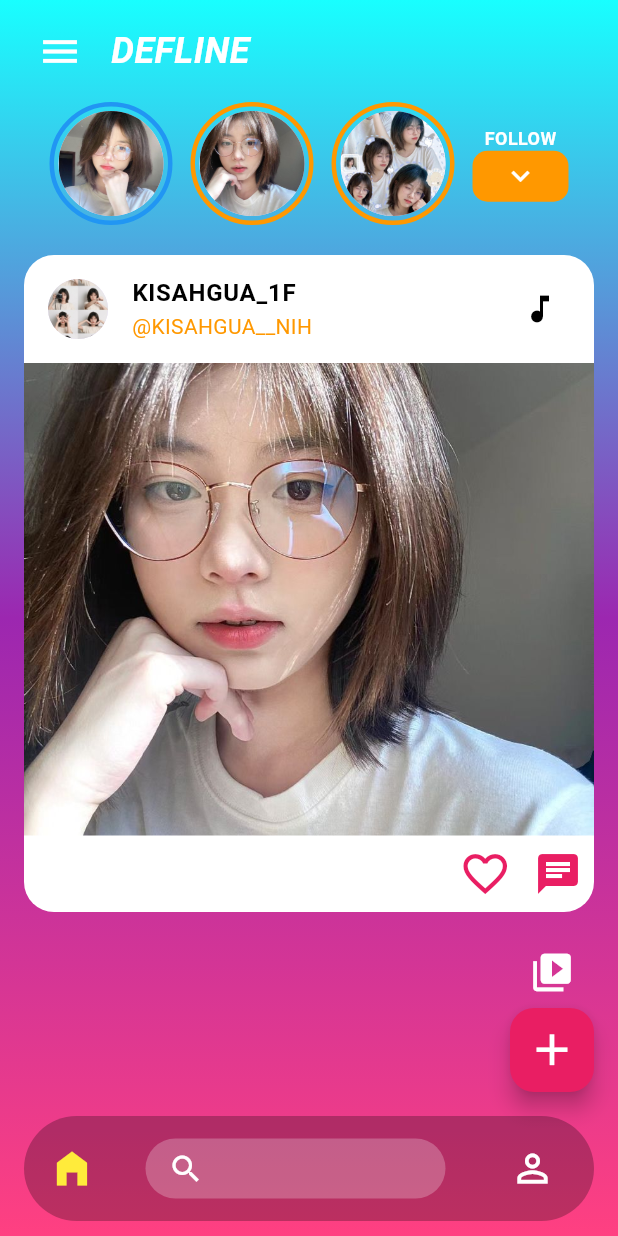
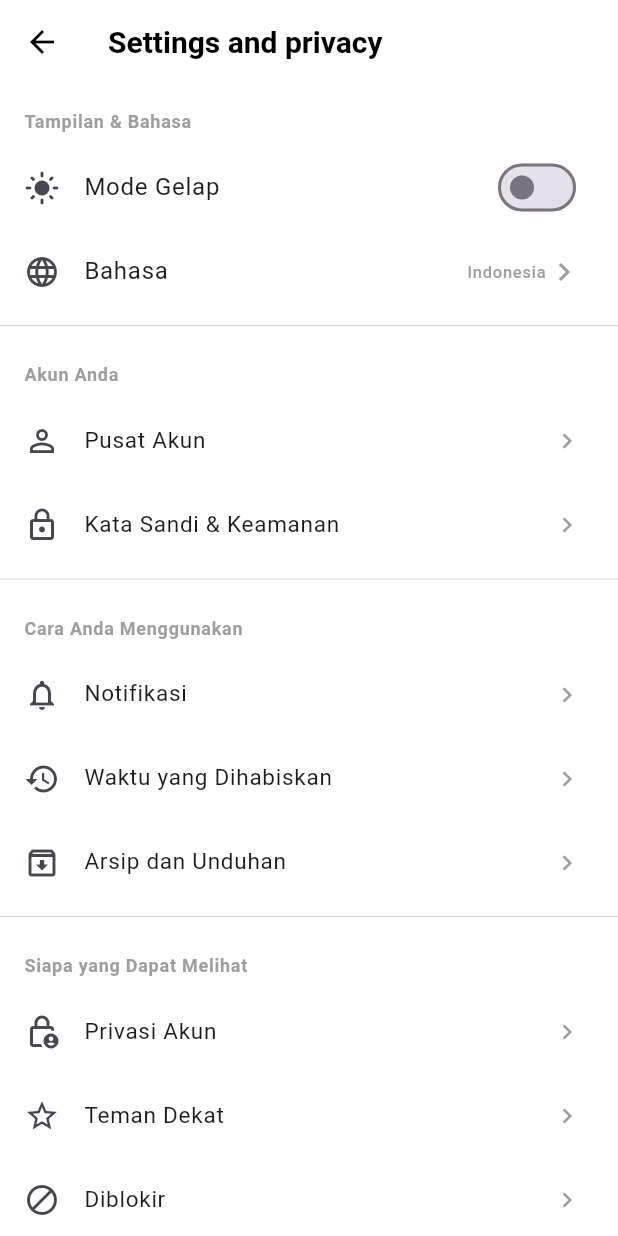
Before and after one commit to devdeflinenabila/defuline_appfinal, a Flutter app: the RealssPage screen opened directly, after a tap on the "menu" icon, after a tap on "SETTINGS", on a phone screen of 412 x 824 dp. Run offline on Flutter 3.47's test engine with Material 3 defaults, Android fonts, the phone set to English and light mode, and no system bars.

Commit message:
menambah setting dan dll

```diff
--- a/lib/main.dart
+++ b/lib/main.dart
@@ -1,5 +1,3 @@
-import 'package:defuline_app/pages/homepage.dart' show DeflineDashboard;
-import 'package:defuline_app/pages/profilpage.dart';
 import 'package:defuline_app/pages/splesscreen.dart';
 import 'package:flutter/material.dart';
 
--- a/lib/pages/homepage.dart
+++ b/lib/pages/homepage.dart
@@ -1,5 +1,7 @@
 import 'package:defuline_app/pages/profilpage.dart';
 import 'package:defuline_app/pages/realss_page.dart';
+import 'package:defuline_app/pages/search.dart';
+import 'package:defuline_app/pages/settinggs.dart';
 import 'package:flutter/material.dart';
 
 class DeflineDashboard extends StatefulWidget {
@@ -26,22 +28,54 @@ class _DeflineDashboardState extends State<DeflineDashboard> {
         height: 400,
         child: Column(
           children: [
-            Container(width: 50, height: 5, decoration: BoxDecoration(color: Colors.grey[300], borderRadius: BorderRadius.circular(10))),
+            Container(
+              width: 50,
+              height: 5,
+              decoration: BoxDecoration(
+                color: Colors.grey[300],
+                borderRadius: BorderRadius.circular(10),
+              ),
+            ),
             const SizedBox(height: 20),
-            const Text("Komentar", style: TextStyle(color: Colors.black, fontSize: 18, fontWeight: FontWeight.bold)),
+            const Text(
+              "Komentar",
+              style: TextStyle(
+                color: Colors.black,
+                fontSize: 18,
+                fontWeight: FontWeight.bold,
+              ),
+            ),
             const Divider(),
             Expanded(
               child: ListView(
                 children: const [
                   ListTile(
                     leading: CircleAvatar(backgroundColor: Colors.blue),
-                    title: Text("User_A", style: TextStyle(color: Colors.black, fontWeight: FontWeight.bold)),
-                    subtitle: Text("Keren banget fotonya!", style: TextStyle(color: Colors.black54)),
+                    title: Text(
+                      "User_A",
+                      style: TextStyle(
+                        color: Colors.black,
+                        fontWeight: FontWeight.bold,
+                      ),
+                    ),
+                    subtitle: Text(
+                      "Keren banget fotonya!",
+                      style: TextStyle(color: Colors.black54),
+                    ),
                   ),
                   ListTile(
                     leading: CircleAvatar(backgroundColor: Colors.green),
-                    title: Text("User_B", style: TextStyle(color: Colors.black, fontWeight: FontWeight.bold)),
-                    subtitle: Text("Lagi dimana ini kak?", style: TextStyle(color: Colors.black54)),
+                    title: Text(
+                      "User_B",
+                      style: TextStyle(
+                        color: Colors.black,
+                        fontWeight: FontWeight.bold,
+                      ),
+                    ),
+                    subtitle: Text(
+                      "Lagi dimana ini kak?",
+                      style: TextStyle(color: Colors.black54),
+                    ),
                   ),
                 ],
               ),
@@ -62,15 +96,26 @@ class _DeflineDashboardState extends State<DeflineDashboard> {
           children: [
             const DrawerHeader(
               decoration: BoxDecoration(
-                gradient: LinearGradient(colors: [Colors.cyan, Colors.purple, Colors.pinkAccent]),
+                gradient: LinearGradient(
+                  colors: [Colors.cyan, Colors.purple, Colors.pinkAccent],
                 ),
-              child: Text('MENU', style: TextStyle(color: Colors.white, fontSize: 24)),
+              ),
+              child: Text(
+                'MENU',
+                style: TextStyle(color: Colors.white, fontSize: 24),
+              ),
             ),
             ListTile(
               leading: const Icon(Icons.settings),
               title: const Text('SETTINGS'),
-              onTap: () => Navigator.pop(context),
+              onTap: () {
+                Navigator.push(
+                  context,
+                  MaterialPageRoute(
+                    builder: (context) => SettingsApp(),
                   ),
+                );
+              }),
             ListTile(
               leading: const Icon(Icons.accessibility),
               title: const Text('ABOUT'),
@@ -86,7 +131,10 @@ class _DeflineDashboardState extends State<DeflineDashboard> {
               title: const Text('PRIVACY POLICY'),
               onTap: () {
                 Navigator.pop(context);
-                Navigator.push(context, MaterialPageRoute(builder: (context) => const ProfilePage()));
+                Navigator.push(
+                  context,
+                  MaterialPageRoute(builder: (context) => const Profilpage()),
+                );
               },
             ),
           ],
@@ -105,19 +153,33 @@ class _DeflineDashboardState extends State<DeflineDashboard> {
           child: Column(
             children: [
               Padding(
-                padding: const EdgeInsets.symmetric(horizontal: 16, vertical: 10),
+                padding: const EdgeInsets.symmetric(
+                  horizontal: 16,
+                  vertical: 10,
+                ),
                 child: Row(
                   children: [
                     IconButton(
-                      icon: const Icon(Icons.menu, size: 30, color: Colors.white),
+                      icon: const Icon(
+                        Icons.menu,
+                        size: 30,
+                        color: Colors.white,
+                      ),
                       onPressed: () => _scaffoldKey.currentState?.openDrawer(),
                     ),
                     const SizedBox(width: 10),
-                    const Text('DEFLINE', style: TextStyle(fontSize: 24, fontWeight: FontWeight.bold, fontStyle: FontStyle.italic, color: Colors.white)),
+                    const Text(
+                      'DEFLINE',
+                      style: TextStyle(
+                        fontSize: 24,
+                        fontWeight: FontWeight.bold,
+                        fontStyle: FontStyle.italic,
+                        color: Colors.white,
+                      ),
+                    ),
                   ],
                 ),
               ),
-
 
               SingleChildScrollView(
                 scrollDirection: Axis.horizontal,
@@ -137,21 +199,38 @@ class _DeflineDashboardState extends State<DeflineDashboard> {
               Expanded(
                 child: Container(
                   margin: const EdgeInsets.symmetric(horizontal: 16),
-                  decoration: BoxDecoration(color: Colors.white, borderRadius: BorderRadius.circular(20)),
+                  decoration: BoxDecoration(
+                    color: Colors.white,
+                    borderRadius: BorderRadius.circular(20),
+                  ),
                   child: Column(
                     children: [
                       const ListTile(
-                        leading: CircleAvatar(backgroundImage: AssetImage("asset/image/wls2.jpg")),
-                        title: Text("KISAHGUA_1F", style: TextStyle(color: Colors.black, fontWeight: FontWeight.bold)),
-                        subtitle: Text("@KISAHGUA__NIH", style: TextStyle(color: Colors.orange)),
+                        leading: CircleAvatar(
+                          backgroundImage: AssetImage("asset/image/wls2.jpg"),
+                        ),
+                        title: Text(
+                          "KISAHGUA_1F",
+                          style: TextStyle(
+                            color: Colors.black,
+                            fontWeight: FontWeight.bold,
+                          ),
+                        ),
+                        subtitle: Text(
+                          "@KISAHGUA__NIH",
+                          style: TextStyle(color: Colors.orange),
+                        ),
                         trailing: Icon(Icons.music_note, color: Colors.black),
                       ),
                       Expanded(
                         child: ClipRRect(
-                          child: Image.asset("asset/image/kisah2.jpg", fit: BoxFit.cover, width: double.infinity),
+                          child: Image.asset(
+                            "asset/image/kisah2.jpg",
+                            fit: BoxFit.cover,
+                            width: double.infinity,
                           ),
                         ),
-
+                      ),
 
                       Padding(
                         padding: const EdgeInsets.all(8.0),
@@ -165,7 +244,9 @@ class _DeflineDashboardState extends State<DeflineDashboard> {
                                 });
                               },
                               child: Icon(
-                                _isLiked ? Icons.favorite : Icons.favorite_border,
+                                _isLiked
+                                    ? Icons.favorite
+                                    : Icons.favorite_border,
                                 color: _isLiked ? Colors.red : Colors.pink,
                                 size: 35,
                               ),
@@ -174,7 +255,11 @@ class _DeflineDashboardState extends State<DeflineDashboard> {
 
                             GestureDetector(
                               onTap: _showComments,
-                              child: const Icon(Icons.chat, color: Colors.pink, size: 32),
+                              child: const Icon(
+                                Icons.chat,
+                                color: Colors.pink,
+                                size: 32,
+                              ),
                             ),
                           ],
                         ),
@@ -204,13 +289,31 @@ class _DeflineDashboardState extends State<DeflineDashboard> {
                 children: [
                   IconButton(
                     onPressed: () {
-                      Navigator.push(context, MaterialPageRoute(builder: (context) => const RealssPage()));
+                      Navigator.push(
+                        context,
+                        MaterialPageRoute(
+                          builder: (context) => const RealssPage(),
+                        ),
+                      );
                     },
-                    icon: const Icon(Icons.video_library, color: Colors.white, size: 30),
+                    icon: const Icon(
+                      Icons.video_library,
+                      color: Colors.white,
+                      size: 30,
                     ),
-                  FloatingActionButton(onPressed: () {
-                    Navigator.push(context, MaterialPageRoute(builder: (context) => const RealssPage()));
-                  }, backgroundColor: Colors.pink, child: const Icon(Icons.add, color: Colors.white, size: 35)),
+                  ),
+                  FloatingActionButton(
+                    onPressed: () {
+                      Navigator.push(
+                        context,
+                        MaterialPageRoute(
+                          builder: (context) => const RealssPage(),
+                        ),
+                      );
+                    },
+                    backgroundColor: Colors.pink,
+                    child: const Icon(Icons.add, color: Colors.white, size: 35),
+                  ),
                 ],
               ),
             ],
@@ -234,18 +337,40 @@ class _DeflineDashboardState extends State<DeflineDashboard> {
                   color: Colors.white24,
                   borderRadius: BorderRadius.circular(20),
                 ),
-                  child: const Row(
+                child: Row(
                   children: [
-                      SizedBox(width: 15),
-                      Icon(Icons.search, color: Colors.white),
+                    IconButton(
+                      onPressed: () {
+                        Navigator.push(
+                          context,
+                          MaterialPageRoute(
+                            builder: (context) => SearchAccountPage(),
+                          ),
+                        );
+                      },
+                      icon: const Icon(
+                        Icons.search_rounded,
+                        color: Colors.white,
+                        size: 30,
+                      ),
+                    ),
                   ],
                 ),
               ),
               IconButton(
                 onPressed: () {
-                  Navigator.push(context, MaterialPageRoute(builder: (context) => const ProfilePage()));
+                  Navigator.push(
+                    context,
+                    MaterialPageRoute(
+                      builder: (context) => const Profilpage(),
+                    ),
+                  );
                 },
-                icon: const Icon(Icons.person_outline, color: Colors.white, size: 30),
+                icon: const Icon(
+                  Icons.person_outline,
+                  color: Colors.white,
+                  size: 30,
+                ),
               ),
             ],
           ),
@@ -260,22 +385,32 @@ class _DeflineDashboardState extends State<DeflineDashboard> {
       padding: const EdgeInsets.all(3),
       decoration: BoxDecoration(
         shape: BoxShape.circle,
-        border: Border.all(color: isViewed ? Colors.blue : Colors.orange, width: 3),
+        border: Border.all(
+          color: isViewed ? Colors.blue : Colors.orange,
+          width: 3,
         ),
-      child: CircleAvatar(
-        radius: 35,
-        backgroundImage: AssetImage(imagePath),
       ),
+      child: CircleAvatar(radius: 35, backgroundImage: AssetImage(imagePath)),
     );
   }
 
   Widget _buildFollowButton() {
     return Column(
       children: [
-        const Text("FOLLOW", style: TextStyle(fontWeight: FontWeight.bold, fontSize: 12, color: Colors.white)),
+        const Text(
+          "FOLLOW",
+          style: TextStyle(
+            fontWeight: FontWeight.bold,
+            fontSize: 12,
+            color: Colors.white,
+          ),
+        ),
         Container(
           padding: const EdgeInsets.symmetric(horizontal: 20, vertical: 5),
-          decoration: BoxDecoration(color: Colors.orange, borderRadius: BorderRadius.circular(10)),
+          decoration: BoxDecoration(
+            color: Colors.orange,
+            borderRadius: BorderRadius.circular(10),
+          ),
           child: const Icon(Icons.keyboard_arrow_down, color: Colors.white),
         ),
       ],
--- a/lib/pages/realss_page.dart
+++ b/lib/pages/realss_page.dart
@@ -1,5 +1,6 @@
 import 'package:defuline_app/pages/homepage.dart';
-import 'package:defuline_app/pages/profilpage.dart' show ProfilePage;
+import 'package:defuline_app/pages/profilpage.dart' show ProfilePage, Profilpage;
+import 'package:defuline_app/pages/search.dart';
 import 'package:flutter/material.dart';
 
 // Pastikan file ini ada di project kamu, jika belum ada silakan buat atau sesuaikan namanya
@@ -216,43 +217,36 @@ class _RealssPageState extends State<RealssPage> {
                           );
                         },
                         icon: const Icon(
-                          Icons.home,
+                          Icons.home_filled,
                           color: Colors.white,
                           size: 28,
                         ),
                       ),
-
-                      // TOMBOL SEARCH DENGAN IKON DI KIRI & TEKS DI TENGAH
-                      GestureDetector(
-                        onTap: () {
-                          // Aksi pencarian
-                        },
-                        child: Container(
-                          width: screenWidth * 0.4,
-                          // Lebar sedikit ditambah agar teks leluasa
-                          padding: const EdgeInsets.symmetric(
-                            horizontal: 12,
-                            vertical: 8,
-                          ),
+                      Container(
+                        width: 200,
+                        height: 40,
                         decoration: BoxDecoration(
                           color: Colors.white24,
                           borderRadius: BorderRadius.circular(20),
                         ),
                         child: Row(
-                            // Ini yang membuat ikon & teks berada di tengah container
-                            mainAxisAlignment: MainAxisAlignment.center,
-                            children: const [
-                              Icon(Icons.search, color: Colors.white, size: 18),
-                              SizedBox(width: 8), // Jarak antara ikon dan teks
-                              Text(
-                                'Search',
-                                style: TextStyle(
+                          children: [
+                            IconButton(
+                              onPressed: () {
+                                Navigator.push(
+                                  context,
+                                  MaterialPageRoute(
+                                    builder: (context) => SearchAccountPage(),
+                                  ),
+                                );
+                              },
+                              icon: const Icon(
+                                Icons.search_rounded,
                                 color: Colors.white,
-                                  fontSize: 14,
+                                size: 30,
                               ),
                             ),
                           ],
-                          ),
                         ),
                       ),
 
@@ -262,7 +256,7 @@ class _RealssPageState extends State<RealssPage> {
                           Navigator.push(
                             context,
                             MaterialPageRoute(
-                              builder: (context) => const ProfilePage(),
+                              builder: (context) => const Profilpage(),
                             ),
                           );
                         },
--- a/lib/pages/search.dart
+++ b/lib/pages/search.dart
@@ -34,9 +34,6 @@ class _SearchAccountPageState extends State<SearchAccountPage> {
       results = _allAccounts
           .where(
             (user) =>
-                user["name"]!.toLowerCase().contains(
-                  enteredKeyword.toLowerCase(),
-                ) ||
                 user["username"]!.toLowerCase().contains(
                   enteredKeyword.toLowerCase(),
                 ),
@@ -60,7 +57,7 @@ class _SearchAccountPageState extends State<SearchAccountPage> {
             TextField(
               onChanged: (value) => _runFilter(value),
               decoration: const InputDecoration(
-                labelText: 'Cari Nama atau Username',
+                labelText: 'Cari Username',
                 suffixIcon: Icon(Icons.search),
                 border: OutlineInputBorder(),
               ),
--- /dev/null
+++ b/lib/pages/settinggs.dart
@@ -0,0 +1,232 @@
+import 'package:defuline_app/pages/homepage.dart';
+import 'package:flutter/material.dart';
+
+void main() {
+  runApp(const SettingsApp());
+}
+
+class SettingsApp extends StatefulWidget {
+  const SettingsApp({super.key});
+
+  @override
+  State<SettingsApp> createState() => _SettingsAppState();
+}
+
+class _SettingsAppState extends State<SettingsApp> {
+  // State global untuk Tema dan Bahasa
+  ThemeMode _themeMode = ThemeMode.light;
+  String _currentLanguage = 'Indonesia';
+
+  void _toggleTheme(bool isDark) {
+    setState(() {
+      _themeMode = isDark ? ThemeMode.dark : ThemeMode.light;
+    });
+  }
+
+  void _changeLanguage(String lang) {
+    setState(() {
+      _currentLanguage = lang;
+    });
+  }
+
+  @override
+  Widget build(BuildContext context) {
+    return MaterialApp(
+      debugShowCheckedModeBanner: false,
+      // Konfigurasi Tema Terang
+      theme: ThemeData(
+        brightness: Brightness.light,
+        scaffoldBackgroundColor: Colors.white,
+        appBarTheme: const AppBarTheme(
+          backgroundColor: Colors.white,
+          foregroundColor: Colors.black,
+          elevation: 0,
+        ),
+      ),
+      // Konfigurasi Tema Gelap
+      darkTheme: ThemeData(
+        brightness: Brightness.dark,
+        scaffoldBackgroundColor: Colors.black,
+        appBarTheme: const AppBarTheme(
+          backgroundColor: Colors.black,
+          foregroundColor: Colors.white,
+          elevation: 0,
+        ),
+      ),
+      themeMode: _themeMode,
+      home: SettingsPage(
+        currentLang: _currentLanguage,
+        isDarkMode: _themeMode == ThemeMode.dark,
+        onThemeChanged: _toggleTheme,
+        onLanguageChanged: _changeLanguage,
+      ),
+    );
+  }
+}
+
+class SettingsPage extends StatelessWidget {
+  final String currentLang;
+  final bool isDarkMode;
+  final Function(bool) onThemeChanged;
+  final Function(String) onLanguageChanged;
+
+  const SettingsPage({
+    super.key,
+    required this.currentLang,
+    required this.isDarkMode,
+    required this.onThemeChanged,
+    required this.onLanguageChanged,
+  });
+
+  @override
+  Widget build(BuildContext context) {
+    return Scaffold(
+      appBar: AppBar(
+        title: const Text(
+          'Settings and privacy',
+          style: TextStyle(fontWeight: FontWeight.bold, fontSize: 20),
+        ),
+        leading: IconButton(
+          icon: const Icon(Icons.arrow_back),
+          onPressed: () {
+            Navigator.push(
+              context,
+              MaterialPageRoute(
+                builder: (context) => DeflineDashboard(),
+              ),
+            );
+          },
+        ),
+      ),
+      body: ListView(
+        children: [
+          const _SectionHeader(title: 'Tampilan & Bahasa'),
+
+          // Switch Mode Gelap
+          ListTile(
+            leading: Icon(isDarkMode ? Icons.dark_mode : Icons.light_mode),
+            title: const Text('Mode Gelap'),
+            trailing: Switch(
+              value: isDarkMode,
+              onChanged: onThemeChanged,
+              activeColor: Colors.blue,
+            ),
+          ),
+
+          // Menu Ganti Bahasa
+          ListTile(
+            leading: const Icon(Icons.language),
+            title: const Text('Bahasa'),
+            trailing: Row(
+              mainAxisSize: MainAxisSize.min,
+              children: [
+                Text(currentLang, style: const TextStyle(color: Colors.grey)),
+                const Icon(Icons.chevron_right, color: Colors.grey),
+              ],
+            ),
+            onTap: () => _showLanguageDialog(context),
+          ),
+
+          const Divider(thickness: 0.5),
+          const _SectionHeader(title: 'Akun Anda'),
+          const _SettingsItem(icon: Icons.person_outline, title: 'Pusat Akun'),
+          const _SettingsItem(icon: Icons.lock_outline, title: 'Kata Sandi & Keamanan'),
+
+          const Divider(thickness: 0.5),
+          const _SectionHeader(title: 'Cara Anda Menggunakan'),
+          const _SettingsItem(icon: Icons.notifications_none, title: 'Notifikasi'),
+          const _SettingsItem(icon: Icons.history, title: 'Waktu yang Dihabiskan'),
+          const _SettingsItem(icon: Icons.archive_outlined, title: 'Arsip dan Unduhan'),
+
+          const Divider(thickness: 0.5),
+          const _SectionHeader(title: 'Siapa yang Dapat Melihat'),
+          const _SettingsItem(icon: Icons.lock_person_outlined, title: 'Privasi Akun'),
+          const _SettingsItem(icon: Icons.star_outline, title: 'Teman Dekat'),
+          const _SettingsItem(icon: Icons.block, title: 'Diblokir'),
+
+          const SizedBox(height: 25),
+          const Center(
+            child: Text(
+              'Keluar',
+              style: TextStyle(
+                color: Colors.red,
+                fontWeight: FontWeight.bold,
+                fontSize: 16,
+              ),
+            ),
+          ),
+          const SizedBox(height: 40),
+        ],
+      ),
+    );
+  }
+
+  // Fungsi untuk memunculkan pilihan bahasa dari bawah
+  void _showLanguageDialog(BuildContext context) {
+    showModalBottomSheet(
+      context: context,
+      shape: const RoundedRectangleBorder(
+        borderRadius: BorderRadius.vertical(top: Radius.circular(20)),
+      ),
+      builder: (context) {
+        return Container(
+          padding: const EdgeInsets.symmetric(vertical: 20),
+          child: Column(
+            mainAxisSize: MainAxisSize.min,
+            children: [
+              const Text('Pilih Bahasa', style: TextStyle(fontWeight: FontWeight.bold, fontSize: 18)),
+              const SizedBox(height: 10),
+              ListTile(
+                title: const Text('Indonesia'),
+                onTap: () { onLanguageChanged('Indonesia'); Navigator.pop(context); },
+              ),
+              ListTile(
+                title: const Text('English'),
+                onTap: () { onLanguageChanged('English'); Navigator.pop(context); },
+              ),
+            ],
+          ),
+        );
+      },
+    );
+  }
+}
+
+// Komponen Header Kategori
+class _SectionHeader extends StatelessWidget {
+  final String title;
+  const _SectionHeader({required this.title});
+
+  @override
+  Widget build(BuildContext context) {
+    return Padding(
+      padding: const EdgeInsets.fromLTRB(16, 16, 16, 8),
+      child: Text(
+        title,
+        style: const TextStyle(
+          color: Colors.grey,
+          fontSize: 12,
+          fontWeight: FontWeight.bold,
+          letterSpacing: 0.5,
+        ),
+      ),
+    );
+  }
+}
+
+
+class _SettingsItem extends StatelessWidget {
+  final IconData icon;
+  final String title;
+  const _SettingsItem({required this.icon, required this.title});
+
+  @override
+  Widget build(BuildContext context) {
+    return ListTile(
+      leading: Icon(icon),
+      title: Text(title, style: const TextStyle(fontSize: 15)),
+      trailing: const Icon(Icons.chevron_right, color: Colors.grey, size: 20),
+      onTap: () {},
+    );
+  }
+}
--- a/pubspec.yaml
+++ b/pubspec.yaml
@@ -28,8 +28,10 @@ environment:
 # the latest version available on pub.dev. To see which dependencies have newer
 # versions available, run `flutter pub outdated`.
 dependencies:
+  camera: ^0.10.5+5
   flutter:
     sdk: flutter
+
 
   # The following adds the Cupertino Icons font to your application.
   # Use with the CupertinoIcons class for iOS style icons.
```
Also changed, not shown: lib/pages/menambah.dart (+1 -15 lines), lib/pages/profilpage.dart (+62 -13 lines), pubspec.lock, 1 other file. Lines whose indentation alone changed are shown as unchanged.
